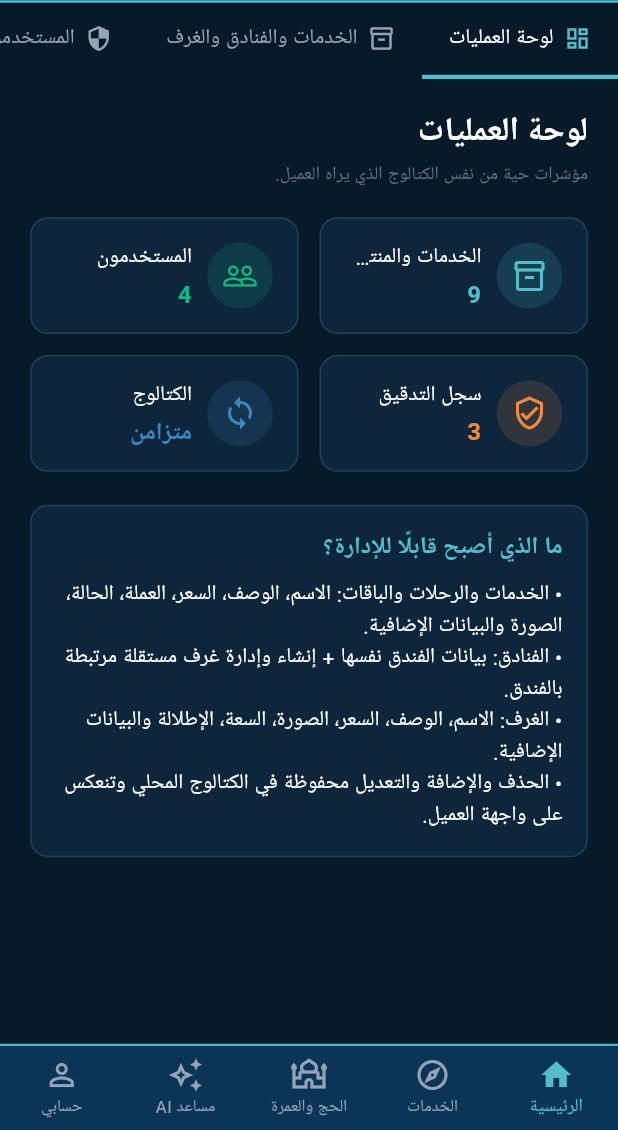
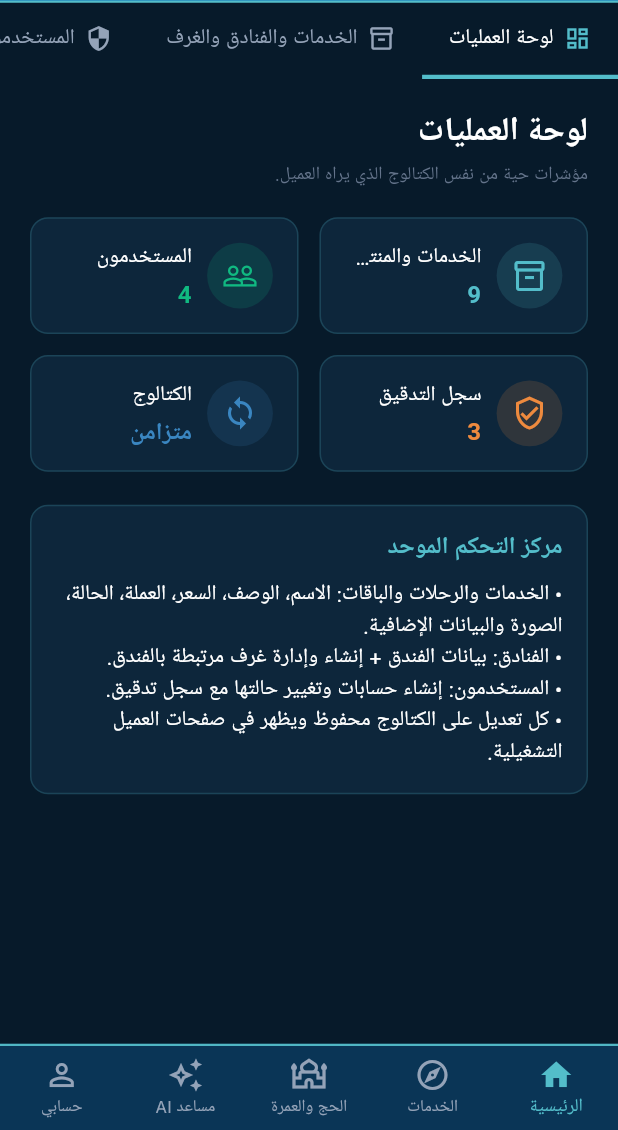
Before and after one commit to mhmdalbraq131/MASARI-1.1, a Flutter app: the AdminOperationsView screen opened by its route, on a phone screen of 412 x 824 dp, the part 106-1236 px from its top. Run offline on Flutter 3.47's test engine with Material 3 defaults, Android fonts, the phone set to English and light mode, and no system bars; our stand-ins replace flutter_riverpod, go_router, google_fonts, shared_preferences; accounts and stored records are empty; network calls fail; Roboto replaces fonts that are missing (Cairo).

Commit message:
feat: complete admin user management workspace

```diff
--- a/lib/features/admin/presentation/views/admin_operations_view.dart
+++ b/lib/features/admin/presentation/views/admin_operations_view.dart
@@ -1,9 +1,11 @@
 import 'package:flutter/material.dart';
 import 'package:flutter_riverpod/flutter_riverpod.dart';
 
+import '../../../../core/security/protected_route_guard.dart';
 import '../../../../core/theme/masari_colors.dart';
 import '../../../../core/theme/masari_typography.dart';
 import '../../../../shared/components/masari_cards.dart';
+import '../../../foundation/domain/entities/managed_user.dart';
 import '../../../foundation/presentation/providers/app_providers.dart';
 import '../../../foundation/presentation/providers/operational_catalog_provider.dart';
 import 'admin_catalog_management_view.dart';
@@ -32,51 +34,25 @@ class _AdminOperationsViewState extends ConsumerState<AdminOperationsView> {
           children: [
             Container(
               padding: const EdgeInsets.fromLTRB(22, 18, 22, 14),
-              decoration: const BoxDecoration(
-                color: MasariColors.primaryBlue,
-                border: Border(bottom: BorderSide(color: MasariColors.primaryCyan, width: 1.5)),
-              ),
+              decoration: const BoxDecoration(color: MasariColors.primaryBlue, border: Border(bottom: BorderSide(color: MasariColors.primaryCyan, width: 1.5))),
               child: Row(
                 children: [
                   const Icon(Icons.admin_panel_settings, color: MasariColors.primaryCyan, size: 30),
                   const SizedBox(width: 12),
-                  Expanded(
-                    child: Column(
-                      crossAxisAlignment: CrossAxisAlignment.start,
-                      children: [
-                        Text('مركز عمليات مساري', style: MasariTypography.titleLarge(color: Colors.white)),
-                        Text('المشرف: ${admin.name} • الكتالوج الموحد متصل بواجهة العميل', style: MasariTypography.caption(color: MasariColors.titaniumLight)),
-                      ],
-                    ),
-                  ),
+                  Expanded(child: Column(crossAxisAlignment: CrossAxisAlignment.start, children: [Text('مركز عمليات مساري', style: MasariTypography.titleLarge(color: Colors.white)), Text('المشرف: ${admin.name} • الكتالوج الموحد متصل بواجهة العميل', style: MasariTypography.caption(color: MasariColors.titaniumLight))])),
                 ],
               ),
             ),
             SingleChildScrollView(
               scrollDirection: Axis.horizontal,
-              child: Row(
-                children: [
+              child: Row(children: [
                 _tabButton(0, 'لوحة العمليات', Icons.dashboard_outlined),
                 _tabButton(1, 'الخدمات والفنادق والغرف', Icons.inventory_2_outlined),
                 _tabButton(2, 'المستخدمون والتدقيق', Icons.security_outlined),
                 _tabButton(3, 'إعدادات النظام', Icons.settings_outlined),
-                ],
+              ]),
             ),
-            ),
-            Expanded(
-              child: Padding(
-                padding: const EdgeInsets.all(20),
-                child: IndexedStack(
-                  index: _tab,
-                  children: [
-                    _dashboard(catalog.length, users.length, audits.length),
-                    const AdminCatalogManagementView(),
-                    _security(users.length, audits),
-                    const AdminSettingsView(),
-                  ],
-                ),
-              ),
-            ),
+            Expanded(child: Padding(padding: const EdgeInsets.all(20), child: IndexedStack(index: _tab, children: [_dashboard(catalog.length, users.length, audits.length), const AdminCatalogManagementView(), _security(users, audits, admin), const AdminSettingsView()]))),
           ],
         ),
       ),
@@ -87,94 +63,70 @@ class _AdminOperationsViewState extends ConsumerState<AdminOperationsView> {
     final selected = _tab == index;
     return InkWell(
       onTap: () => setState(() => _tab = index),
-      child: Container(
-        padding: const EdgeInsets.symmetric(horizontal: 18, vertical: 14),
-        decoration: BoxDecoration(border: Border(bottom: BorderSide(color: selected ? MasariColors.primaryCyan : Colors.transparent, width: 3))),
-        child: Row(children: [Icon(icon, size: 18, color: selected ? MasariColors.primaryCyan : MasariColors.titaniumLight), const SizedBox(width: 7), Text(label, style: TextStyle(color: selected ? Colors.white : MasariColors.titaniumLight))]),
-      ),
+      child: Container(padding: const EdgeInsets.symmetric(horizontal: 18, vertical: 14), decoration: BoxDecoration(border: Border(bottom: BorderSide(color: selected ? MasariColors.primaryCyan : Colors.transparent, width: 3))), child: Row(children: [Icon(icon, size: 18, color: selected ? MasariColors.primaryCyan : MasariColors.titaniumLight), const SizedBox(width: 7), Text(label, style: TextStyle(color: selected ? Colors.white : MasariColors.titaniumLight))])),
     );
   }
 
   Widget _dashboard(int services, int users, int audits) {
-    return SingleChildScrollView(
-      child: Column(
-        crossAxisAlignment: CrossAxisAlignment.start,
-        children: [
+    return SingleChildScrollView(child: Column(crossAxisAlignment: CrossAxisAlignment.start, children: [
       Text('لوحة العمليات', style: MasariTypography.headlineSmall(color: Colors.white)),
       const SizedBox(height: 6),
       Text('مؤشرات حية من نفس الكتالوج الذي يراه العميل.', style: MasariTypography.bodySmall(color: MasariColors.titaniumGray)),
       const SizedBox(height: 20),
-          LayoutBuilder(
-            builder: (context, constraints) {
+      LayoutBuilder(builder: (context, constraints) {
         final count = constraints.maxWidth > 850 ? 4 : 2;
-              return GridView.count(
-                shrinkWrap: true,
-                physics: const NeverScrollableScrollPhysics(),
-                crossAxisCount: count,
-                crossAxisSpacing: 14,
-                mainAxisSpacing: 14,
-                childAspectRatio: 2.3,
-                children: [
+        return GridView.count(shrinkWrap: true, physics: const NeverScrollableScrollPhysics(), crossAxisCount: count, crossAxisSpacing: 14, mainAxisSpacing: 14, childAspectRatio: 2.3, children: [
           _metric('الخدمات والمنتجات', '$services', Icons.inventory_2_outlined, MasariColors.primaryCyan),
           _metric('المستخدمون', '$users', Icons.people_outline, MasariColors.success),
           _metric('سجل التدقيق', '$audits', Icons.verified_user_outlined, MasariColors.primaryOrange),
           _metric('الكتالوج', 'متزامن', Icons.sync, MasariColors.primaryBlueLight),
-                ],
-              );
-            },
-          ),
+        ]);
+      }),
       const SizedBox(height: 22),
-          MasariCard(
-            child: Column(
-              crossAxisAlignment: CrossAxisAlignment.start,
-              children: [
-                Text('ما الذي أصبح قابلًا للإدارة؟', style: MasariTypography.titleMedium(color: MasariColors.primaryCyan)),
+      MasariCard(child: Column(crossAxisAlignment: CrossAxisAlignment.start, children: [
+        Text('مركز التحكم الموحد', style: MasariTypography.titleMedium(color: MasariColors.primaryCyan)),
         const SizedBox(height: 12),
         const Text('• الخدمات والرحلات والباقات: الاسم، الوصف، السعر، العملة، الحالة، الصورة والبيانات الإضافية.'),
-                const Text('• الفنادق: بيانات الفندق نفسها + إنشاء وإدارة غرف مستقلة مرتبطة بالفندق.'),
-                const Text('• الغرف: الاسم، الوصف، السعر، الصورة، السعة، الإطلالة والبيانات الإضافية.'),
-                const Text('• الحذف والإضافة والتعديل محفوظة في الكتالوج المحلي وتنعكس على واجهة العميل.'),
-              ],
-            ),
-          ),
-        ],
-      ),
-    );
+        const Text('• الفنادق: بيانات الفندق + إنشاء وإدارة غرف مرتبطة بالفندق.'),
+        const Text('• المستخدمون: إنشاء حسابات وتغيير حالتها مع سجل تدقيق.'),
+        const Text('• كل تعديل على الكتالوج محفوظ ويظهر في صفحات العميل التشغيلية.'),
+      ])),
+    ]));
   }
 
-  Widget _metric(String title, String value, IconData icon, Color color) {
-    return MasariCard(
-      child: Row(
-        children: [
-          Container(padding: const EdgeInsets.all(10), decoration: BoxDecoration(color: color.withValues(alpha: .15), shape: BoxShape.circle), child: Icon(icon, color: color)),
-          const SizedBox(width: 10),
-          Expanded(child: Column(crossAxisAlignment: CrossAxisAlignment.start, mainAxisAlignment: MainAxisAlignment.center, children: [Text(title, maxLines: 1, overflow: TextOverflow.ellipsis), const SizedBox(height: 4), Text(value, style: MasariTypography.titleMedium(color: color))])),
-        ],
-      ),
-    );
+  Widget _metric(String title, String value, IconData icon, Color color) => MasariCard(child: Row(children: [Container(padding: const EdgeInsets.all(10), decoration: BoxDecoration(color: color.withValues(alpha: .15), shape: BoxShape.circle), child: Icon(icon, color: color)), const SizedBox(width: 10), Expanded(child: Column(crossAxisAlignment: CrossAxisAlignment.start, mainAxisAlignment: MainAxisAlignment.center, children: [Text(title, maxLines: 1, overflow: TextOverflow.ellipsis), const SizedBox(height: 4), Text(value, style: MasariTypography.titleMedium(color: color))]))]));
+
+  Widget _security(List<ManagedUser> users, List<dynamic> audits, dynamic admin) {
+    return Column(crossAxisAlignment: CrossAxisAlignment.start, children: [
+      Row(children: [Expanded(child: Column(crossAxisAlignment: CrossAxisAlignment.start, children: [Text('المستخدمون والتدقيق', style: MasariTypography.headlineSmall(color: Colors.white)), const SizedBox(height: 4), Text('إدارة الحسابات والحالات من نفس مركز الإدارة.', style: MasariTypography.bodySmall(color: MasariColors.titaniumGray))])), ElevatedButton.icon(onPressed: () => _createUser(admin), icon: const Icon(Icons.person_add), label: const Text('إضافة مستخدم'))]),
+      const SizedBox(height: 14),
+      Expanded(child: ListView(children: [
+        ...users.map((user) => Padding(padding: const EdgeInsets.only(bottom: 8), child: _userCard(user, admin))),
+        const SizedBox(height: 8),
+        Text('سجل التدقيق', style: MasariTypography.titleMedium(color: MasariColors.primaryOrange)),
+        const SizedBox(height: 8),
+        ...audits.map((audit) => Padding(padding: const EdgeInsets.only(bottom: 8), child: MasariCard(child: ListTile(leading: const Icon(Icons.history, color: MasariColors.primaryOrange), title: Text(audit.summary), subtitle: Text(audit.timestamp.toString()))))),
+      ])),
+    ]);
   }
 
-  Widget _security(int users, List<dynamic> audits) {
-    return Column(
-      crossAxisAlignment: CrossAxisAlignment.start,
-      children: [
-        Text('المستخدمون والتدقيق', style: MasariTypography.headlineSmall(color: Colors.white)),
-        const SizedBox(height: 12),
-        MasariCard(child: ListTile(leading: const Icon(Icons.people, color: MasariColors.primaryCyan), title: Text('$users حسابات مسجلة'), subtitle: const Text('إدارة المستخدمين الأساسية متاحة من بوابة الإدارة السابقة.'))),
-        const SizedBox(height: 12),
-        Expanded(
-          child: ListView.builder(
-            itemCount: audits.length,
-            itemBuilder: (context, index) {
-              final audit = audits[index];
-              return Padding(
-                padding: const EdgeInsets.only(bottom: 8),
-                child: MasariCard(child: ListTile(leading: const Icon(Icons.history, color: MasariColors.primaryOrange), title: Text(audit.summary), subtitle: Text(audit.timestamp.toString()))),
-              );
-            },
-          ),
-        ),
-      ],
-    );
+  Widget _userCard(ManagedUser user, dynamic admin) {
+    final isAdmin = user.role == UserRole.admin;
+    return MasariCard(child: ListTile(
+      leading: CircleAvatar(backgroundColor: isAdmin ? MasariColors.primaryOrange.withValues(alpha: .18) : MasariColors.primaryCyan.withValues(alpha: .18), child: Icon(isAdmin ? Icons.admin_panel_settings : Icons.person, color: isAdmin ? MasariColors.primaryOrange : MasariColors.primaryCyan)),
+      title: Text(user.name),
+      subtitle: Text('${user.email}\n${isAdmin ? 'مدير نظام' : 'عميل مسافر'} • ${user.status}'),
+      isThreeLine: true,
+      trailing: DropdownButton<String>(value: user.status, items: const [DropdownMenuItem(value: 'نشط', child: Text('نشط')), DropdownMenuItem(value: 'موقوف', child: Text('موقوف'))], onChanged: (value) { if (value != null) ref.read(managedUsersProvider.notifier).updateUserStatus(userId: user.id, newStatus: value, adminSession: admin); }),
+    ));
+  }
+
+  Future<void> _createUser(dynamic admin) async {
+    final name = TextEditingController();
+    final email = TextEditingController();
+    UserRole role = UserRole.user;
+    await showDialog<void>(context: context, builder: (dialogContext) => StatefulBuilder(builder: (context, setDialogState) => AlertDialog(title: const Text('إنشاء حساب'), content: SizedBox(width: 480, child: Column(mainAxisSize: MainAxisSize.min, children: [TextField(controller: name, decoration: const InputDecoration(labelText: 'الاسم')), TextField(controller: email, decoration: const InputDecoration(labelText: 'البريد الإلكتروني')), DropdownButtonFormField<UserRole>(value: role, decoration: const InputDecoration(labelText: 'نوع الحساب'), items: const [DropdownMenuItem(value: UserRole.user, child: Text('عميل مسافر')), DropdownMenuItem(value: UserRole.admin, child: Text('مدير نظام'))], onChanged: (v) => setDialogState(() => role = v ?? role))])), actions: [TextButton(onPressed: () => Navigator.pop(dialogContext), child: const Text('إلغاء')), ElevatedButton(onPressed: () { if (name.text.trim().isEmpty || email.text.trim().isEmpty) return; ref.read(managedUsersProvider.notifier).createUser(name: name.text.trim(), email: email.text.trim(), role: role, adminSession: admin); Navigator.pop(dialogContext); }, child: const Text('إنشاء'))]));
+    name.dispose();
+    email.dispose();
   }
 }
```
Lines whose indentation alone changed are shown as unchanged.
